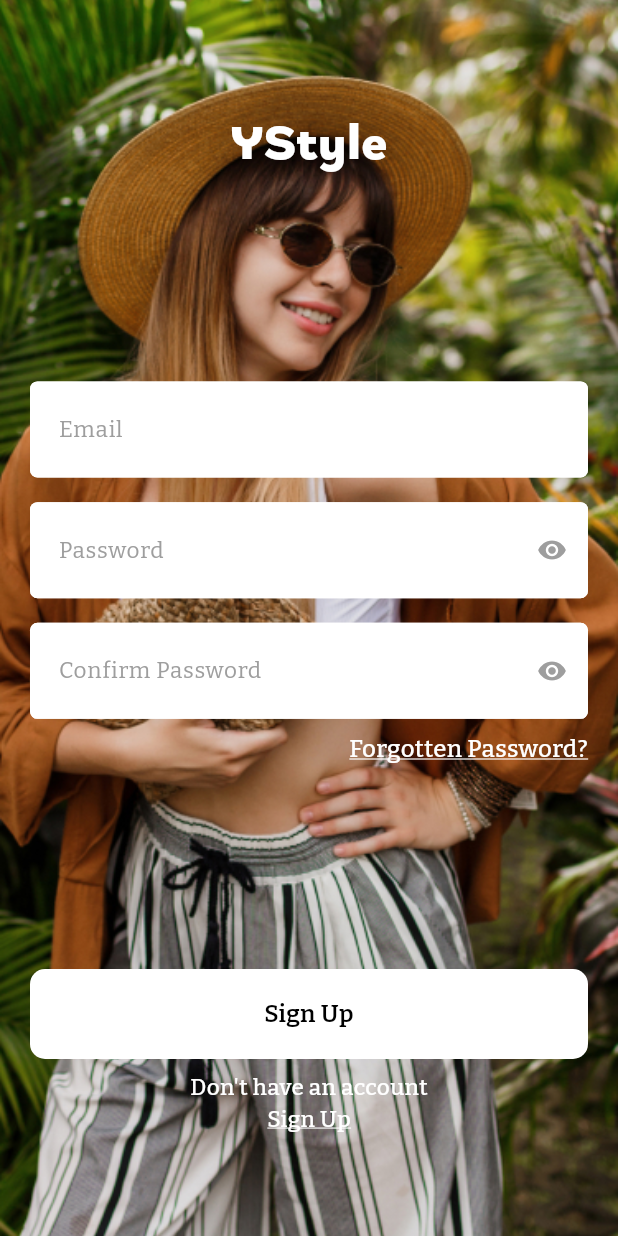
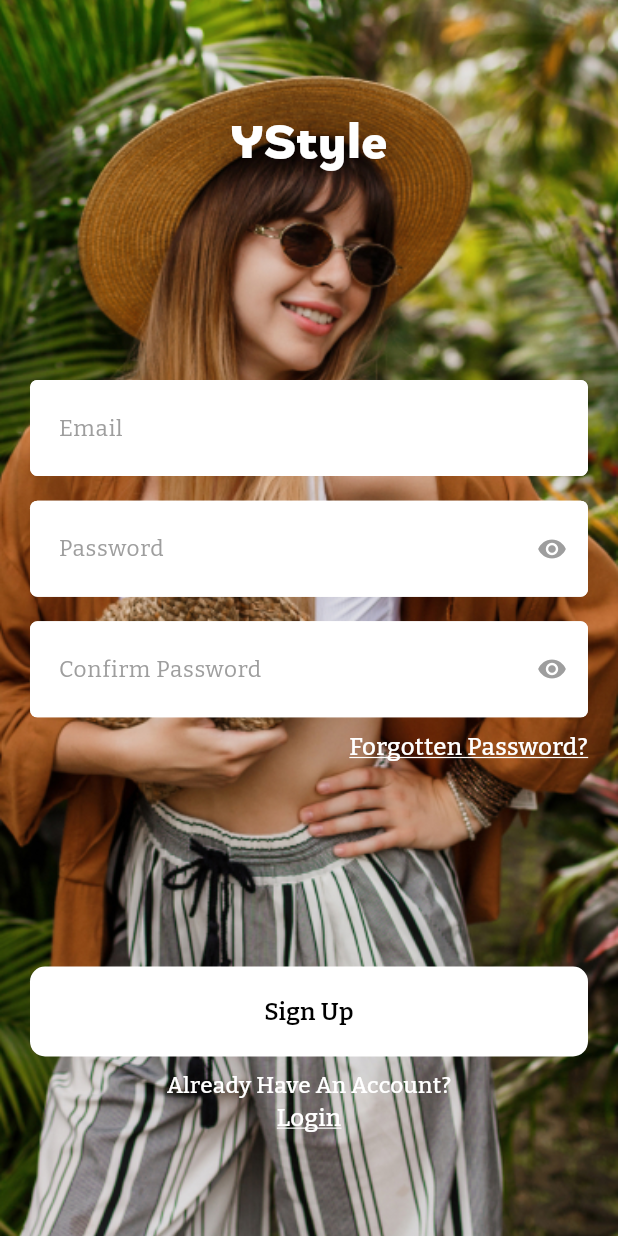
Before and after one commit to alimyasir/ystyle-fashion-app, a Flutter app: the SignupWithEmail screen opened by its route, on a phone screen of 412 x 824 dp. Run offline on Flutter 3.47's test engine with Material 3 defaults, Android fonts, the phone set to English and light mode, and no system bars; our stand-ins replace flutter_svg, get, google_fonts, responsive_sizer.

Commit message:
login signup with routing

```diff
--- /dev/null
+++ b/lib/constants/size_config.dart
@@ -0,0 +1,19 @@
+import 'package:flutter/material.dart';
+
+class SizeConfig {
+  SizeConfig._();
+
+  static double? width;
+
+  static double? height;
+
+  static void setScreenSize(BuildContext context) {
+    final mediaQueryData = MediaQuery.of(context);
+    width = mediaQueryData.size.width;
+    height = mediaQueryData.size.height;
+  }
+
+  static double get screenWidth => width ?? 0.0;
+
+  static double get screenHeight => height ?? 0.0;
+}
--- a/lib/main.dart
+++ b/lib/main.dart
@@ -2,7 +2,8 @@ import 'package:flutter/material.dart';
 import 'package:get/get.dart';
 import 'package:responsive_sizer/responsive_sizer.dart';
 import 'package:ystyle/routes/routes.dart';
-import 'package:ystyle/view/navigation_bar/bottom_bar.dart';
+import 'package:ystyle/view/auth/register_page.dart';
+import 'package:ystyle/view/auth/splash_screen.dart';
 
 void main() {
   runApp(const MyApp());
@@ -24,7 +25,7 @@ class MyApp extends StatelessWidget {
         ),
         initialRoute: AppRoutes.splash,
         getPages: AppRoutes.getRoutes(),
-        home: BottomBar(),
+        home: SplashScreen(),
       );
     });
   }
--- a/lib/routes/routes.dart
+++ b/lib/routes/routes.dart
@@ -1,24 +1,29 @@
 import 'package:get/get.dart';
 import 'package:ystyle/view/auth/login_with_email.dart';
 import 'package:ystyle/view/auth/login_with_phone.dart';
+import 'package:ystyle/view/auth/register_page.dart';
 import 'package:ystyle/view/auth/signup_with_email.dart';
 import 'package:ystyle/view/auth/splash_screen.dart';
-import 'package:ystyle/view/auth/welcome_page.dart';
+import 'package:ystyle/view/auth/login_page.dart';
 
 class AppRoutes {
   static const String splash = '/';
-  static const String welcomePage = '/welcome_page';
+  static const String loginPage = '/login_page';
+  static const String registerPage = '/register_page';
   static const String loginWithEmail = '/login_with_email';
   static const String signUpWithEmail = '/signup_with_email';
   static const String loginWithPhone = '/login_with_phone';
+  static const String signupWithPhone = '/signup_with_phone';
 
   static getRoutes() {
     List<GetPage> routes = [
       GetPage(name: splash, page: () => const SplashScreen()),
-      GetPage(name: welcomePage, page: () => const WelcomePage()),
+      GetPage(name: loginPage, page: () => const LoginPage()),
+      GetPage(name: registerPage, page: () => const RegisterPage()),
       GetPage(name: loginWithEmail, page: () => const LoginWithEmail()),
       GetPage(name: signUpWithEmail, page: () => const SignupWithEmail()),
       GetPage(name: loginWithPhone, page: () =>const LoginWithPhone()),
+      GetPage(name: signUpWithEmail, page: () =>const SignupWithEmail()),
 
     ];
     return routes.map((e) => GetPage(
--- a/lib/view/auth/signup_with_email.dart
+++ b/lib/view/auth/signup_with_email.dart
@@ -4,8 +4,10 @@ import 'package:ystyle/components/k_buttons.dart';
 import 'package:ystyle/components/k_text_fields.dart';
 import 'package:ystyle/constants/app_colors.dart';
 import 'package:ystyle/constants/assets_path.dart';
+import 'package:ystyle/constants/size_config.dart';
 import 'package:ystyle/constants/text_styles.dart';
 import 'package:ystyle/controller/authentication_controller.dart';
+import 'package:ystyle/routes/routes.dart';
 import 'package:ystyle/widgets/spacing.dart'as w ;
 
 class SignupWithEmail extends StatelessWidget {
@@ -19,8 +21,8 @@ class SignupWithEmail extends StatelessWidget {
           return Obx(()=>Scaffold(
             backgroundColor: Colors.transparent,
             body: Container(
-              height: Get.height,
-              width: Get.width,
+              height: SizeConfig.height,
+              width: SizeConfig.width,
               decoration: const BoxDecoration(
                   image: DecorationImage(
                       fit: BoxFit.cover,
@@ -63,7 +65,7 @@ class SignupWithEmail extends StatelessWidget {
                       const w.Space.vertical(2),
                       GetTextField(
                         context: context,
-                        controller: c.passwordController,
+                        controller: c.confirmPasswordController,
                         hintText: 'Confirm Password',
                         obSecureText: c.showPassword.value,
                         suffixIcon: c.showPassword.value
@@ -99,19 +101,21 @@ class SignupWithEmail extends StatelessWidget {
                       ),
                       const w.Space.vertical(1),
                       const KText(
-                        text: 'Don\'t have an account',
+                        text: 'Already Have An Account?',
                         color: Colors.white,
                         fontSize: 15,
                         fontWeight: FontWeight.w500,
                       ),
                       GestureDetector(
-                        onTap: (){},
+                        onTap: (){
+                          Get.offNamed(AppRoutes.loginPage);
+                        },
                         child: const KText(
-                          text: 'Sign Up',
+                          text: 'Login',
                           color: AppColor.whiteColor,
                           textDecoration: TextDecoration.underline,
                           decorationColor: AppColor.whiteColor,
-                          fontSize: 15,
+                          fontSize: 16,
                           fontWeight: FontWeight.w500,
                         ),
                       ),
--- a/lib/view/auth/signup_with_phone.dart
+++ b/lib/view/auth/signup_with_phone.dart
@@ -4,8 +4,10 @@ import 'package:ystyle/components/k_buttons.dart';
 import 'package:ystyle/components/k_text_fields.dart';
 import 'package:ystyle/constants/app_colors.dart';
 import 'package:ystyle/constants/assets_path.dart';
+import 'package:ystyle/constants/size_config.dart';
 import 'package:ystyle/constants/text_styles.dart';
 import 'package:ystyle/controller/authentication_controller.dart';
+import 'package:ystyle/routes/routes.dart';
 import 'package:ystyle/widgets/spacing.dart'as w ;
 
 class SignupWithPhone extends StatelessWidget {
@@ -19,8 +21,8 @@ class SignupWithPhone extends StatelessWidget {
           return Obx(()=>Scaffold(
             backgroundColor: Colors.transparent,
             body: Container(
-              height: Get.height,
-              width: Get.width,
+              height: SizeConfig.height,
+              width: SizeConfig.width,
               decoration: const BoxDecoration(
                   image: DecorationImage(
                       fit: BoxFit.cover,
@@ -84,15 +86,17 @@ class SignupWithPhone extends StatelessWidget {
                       ),
                       const w.Space.vertical(1),
                       const KText(
-                        text: 'Don\'t have an account',
+                        text: 'Already have an account?',
                         color: Colors.white,
                         fontSize: 15,
                         fontWeight: FontWeight.w500,
                       ),
                       GestureDetector(
-                        onTap: (){},
+                        onTap: (){
+                          Get.offNamed(AppRoutes.loginPage);
+                        },
                         child: const KText(
-                          text: 'Sign Up',
+                          text: 'Login',
                           color: AppColor.whiteColor,
                           textDecoration: TextDecoration.underline,
                           decorationColor: AppColor.whiteColor,
--- a/lib/view/navigation_bar/bottom_bar.dart
+++ b/lib/view/navigation_bar/bottom_bar.dart
@@ -3,6 +3,7 @@ import 'package:get/get.dart';
 import 'package:ystyle/components/k_svg_icon.dart';
 import 'package:ystyle/constants/app_colors.dart';
 import 'package:ystyle/constants/assets_path.dart';
+import 'package:ystyle/constants/size_config.dart';
 import 'package:ystyle/constants/text_styles.dart';
 import 'package:ystyle/view/chat/chat_screen.dart';
 import 'package:ystyle/view/create_post/create_post.dart';
@@ -46,7 +47,7 @@ class BottomBar extends StatelessWidget {
             ],
           ),
         ),
-        leadingWidth: Get.width,
+        leadingWidth: SizeConfig.width,
         toolbarHeight: 70,
         automaticallyImplyLeading: false,
       ),
@@ -66,7 +67,7 @@ class BottomBar extends StatelessWidget {
             alignment: Alignment.bottomCenter,
             child: Container(
               height: 75,
-              width: Get.width,
+              width: SizeConfig.width,
               margin: const EdgeInsets.symmetric(vertical: 20,horizontal: 15),
               decoration: BoxDecoration(
                   color: AppColor.blackColor,
```
Also changed, not shown: lib/view/auth/login_page.dart (renamed from lib/view/auth/welcome_page.dart, +9 -7 lines), lib/view/auth/login_with_email.dart (+7 -3 lines), lib/view/auth/login_with_phone.dart (+7 -3 lines), lib/view/auth/register_page.dart (+36 -21 lines), lib/view/auth/splash_screen.dart (+23 -8 lines), lib/widgets/bg_img.dart (deleted, +0 -19 lines).
